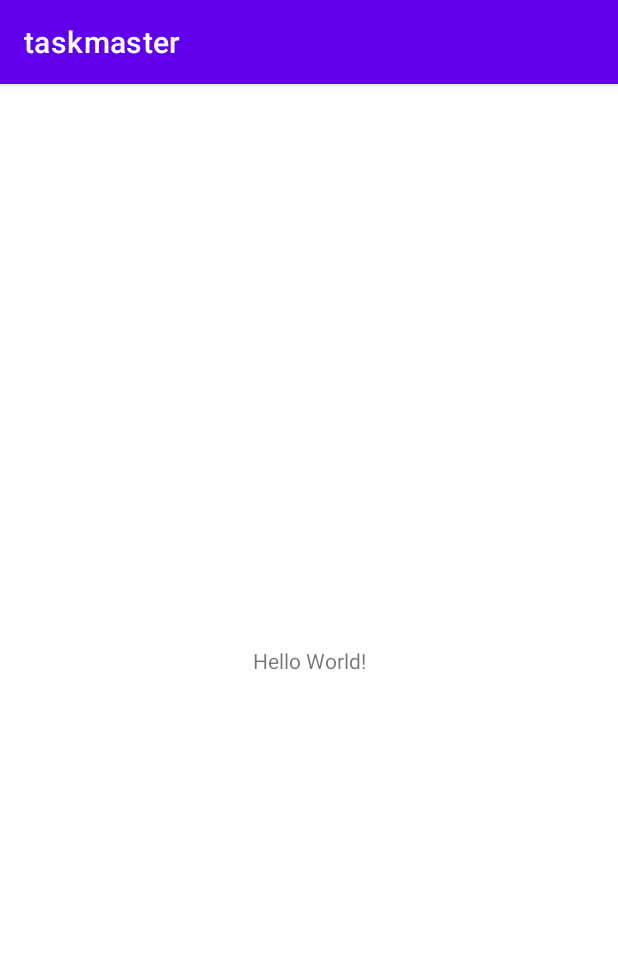
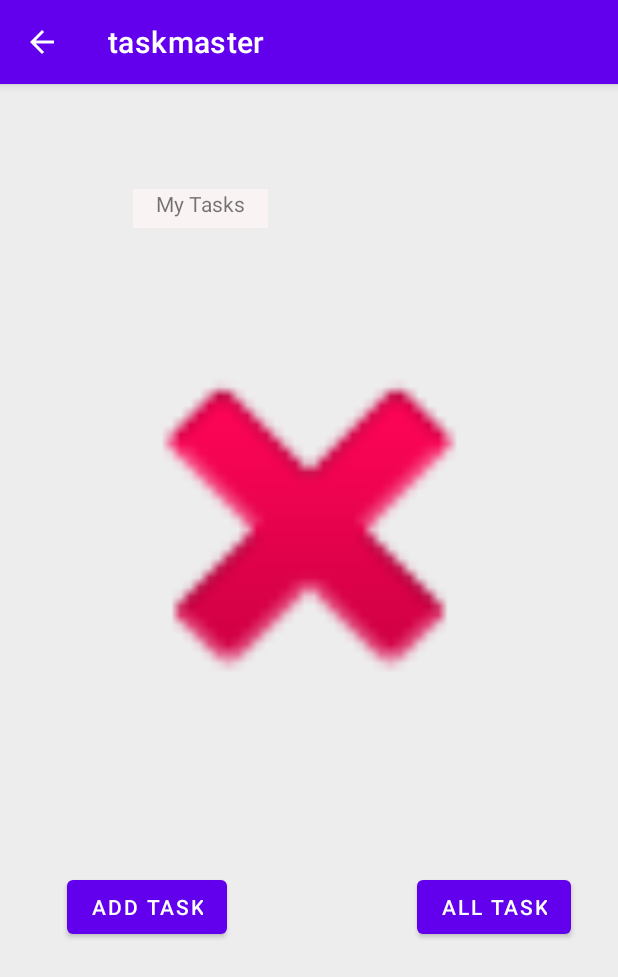
Before and after one commit to zaratr/Android_Development, an Android app: the screen it shows after launch (MainActivity), on a phone screen of 412 x 824 dp. Shown: the top 977 px of the screen. Run offline under Robolectric (Android 15) with nearby library versions, the phone set to English and light mode, and no system bars.

Commit message:
added new stuff

```diff
--- a/taskmaster/app/src/main/AndroidManifest.xml
+++ b/taskmaster/app/src/main/AndroidManifest.xml
@@ -14,6 +14,12 @@
         android:theme="@style/Theme.Taskmaster"
         tools:targetApi="31">
         <activity
+            android:name=".AllTasks"
+            android:exported="false" />
+        <activity
+            android:name=".AddTask"
+            android:exported="false" />
+        <activity
             android:name=".MainActivity"
             android:exported="true">
             <intent-filter>
--- a/taskmaster/app/src/main/java/com/android/internal/taskmaster/MainActivity.java
+++ b/taskmaster/app/src/main/java/com/android/internal/taskmaster/MainActivity.java
@@ -1,8 +1,15 @@
 package com.android.internal.taskmaster;
 
+import androidx.annotation.NonNull;
+import androidx.appcompat.app.ActionBar;
 import androidx.appcompat.app.AppCompatActivity;
 
+import android.content.Intent;
 import android.os.Bundle;
+import android.view.MenuInflater;
+import android.view.MenuItem;
+import android.view.View;
+import android.widget.Button;
 
 public class MainActivity extends AppCompatActivity {
 
@@ -10,5 +17,52 @@ public class MainActivity extends AppCompatActivity {
     protected void onCreate(Bundle savedInstanceState) {
         super.onCreate(savedInstanceState);
         setContentView(R.layout.activity_main);
+
+        //callling the action bar
+        ActionBar actionBar = getSupportActionBar();
+        //showing the back button in action bar
+        actionBar.setDisplayHomeAsUpEnabled(true);
+
+        /*
+            badass way
+        */
+        //button1 = button add task but I'm lazy. next time
+        Button button1 = MainActivity.this.findViewById(R.id.button1);
+        button1.setOnClickListener(v ->{
+            Intent goToAddTasksFromIntent = new Intent(MainActivity.this, AddTask.class);
+            startActivity(goToAddTasksFromIntent);
+        });
+
+        /*
+         another way to do it
+        */
+
+        //button2 = button all task but I'm lazy. next time
+        Button buttonAlltask = findViewById(R.id.button2);
+        buttonAlltask.setOnClickListener(new View.OnClickListener(){
+
+        @Override
+        public void onClick(View view){
+            Intent goToAllTaskIntent = new Intent(MainActivity.this, AllTasks.class);
+            startActivity(goToAllTaskIntent);
+        }
+
+        });
     }
+
+
+
+
+    // this even will enable the back function to the button on press
+    @Override
+    public boolean onOptionsItemSelected(@NonNull MenuItem item)
+    {
+        switch (item.getItemId()){
+            case android.R.id.home:
+                this.finish();
+                return true;
+        }
+        return super.onOptionsItemSelected(item);
+    }
+
 }
--- /dev/null
+++ b/taskmaster/app/src/main/res/drawable/ic_baseline_arrow_back_24.xml
@@ -0,0 +1,5 @@
+<vector android:height="24dp" android:tint="#000000"
+    android:viewportHeight="24" android:viewportWidth="24"
+    android:width="24dp" xmlns:android="http://schemas.android.com/apk/res/android">
+    <path android:fillColor="@android:color/white" android:pathData="M20,11H7.83l5.59,-5.59L12,4l-8,8 8,8 1.41,-1.41L7.83,13H20v-2z"/>
+</vector>
--- a/taskmaster/app/src/main/res/layout/activity_main.xml
+++ b/taskmaster/app/src/main/res/layout/activity_main.xml
@@ -4,15 +4,69 @@
     xmlns:tools="http://schemas.android.com/tools"
     android:layout_width="match_parent"
     android:layout_height="match_parent"
+    android:background="#EDEDED"
     tools:context=".MainActivity">
 
     <TextView
+        android:layout_width="90dp"
+        android:layout_height="26dp"
+        android:layout_marginTop="70dp"
+        android:layout_marginBottom="32dp"
+        android:background="#FAF3F3"
+        android:text="@string/my_tasks"
+        android:textAlignment="center"
+        app:layout_constraintBottom_toTopOf="@+id/imageHome"
+        app:layout_constraintEnd_toEndOf="parent"
+        app:layout_constraintHorizontal_bias="0.275"
+        app:layout_constraintStart_toStartOf="parent"
+        app:layout_constraintTop_toTopOf="parent"
+        app:layout_constraintVertical_bias="0.0" />
+
+    <Button
+        android:id="@+id/button1"
         android:layout_width="wrap_content"
         android:layout_height="wrap_content"
-        android:text="Hello World!"
+        android:layout_marginStart="74dp"
+        android:layout_marginTop="60dp"
+        android:layout_marginEnd="63dp"
+        android:layout_marginBottom="177dp"
+        android:text="@string/add_task"
+        app:layout_constraintBottom_toBottomOf="parent"
+        app:layout_constraintEnd_toStartOf="@+id/button2"
+        app:layout_constraintStart_toStartOf="parent"
+        app:layout_constraintTop_toBottomOf="@+id/imageHome" />
+
+    <Button
+        android:id="@+id/button2"
+        android:layout_width="wrap_content"
+        android:layout_height="wrap_content"
+        android:layout_marginStart="63dp"
+        android:layout_marginTop="60dp"
+        android:layout_marginEnd="61dp"
+        android:layout_marginBottom="177dp"
+        android:text="@string/all_task"
         app:layout_constraintBottom_toBottomOf="parent"
         app:layout_constraintEnd_toEndOf="parent"
+        app:layout_constraintStart_toEndOf="@+id/button1"
+        app:layout_constraintTop_toBottomOf="@+id/imageHome" />
+
+    <ImageView
+        android:id="@+id/imageHome"
+        android:layout_width="322dp"
+        android:layout_height="305dp"
+        android:layout_marginStart="45dp"
+        android:layout_marginTop="141dp"
+        android:layout_marginEnd="45dp"
+        android:layout_marginBottom="285dp"
+        android:contentDescription="@string/todo"
+        app:layout_constraintBottom_toBottomOf="parent"
+        app:layout_constraintEnd_toEndOf="parent"
+        app:layout_constraintHorizontal_bias="0.0"
         app:layout_constraintStart_toStartOf="parent"
-        app:layout_constraintTop_toTopOf="parent" />
+        app:layout_constraintTop_toTopOf="parent"
+        app:layout_constraintVertical_bias="0.0"
+        app:srcCompat="@android:drawable/ic_delete"
+        tools:ignore="ImageContrastCheck"
+        tools:srcCompat="@tools:sample/avatars[2]" />
 
 </androidx.constraintlayout.widget.ConstraintLayout>
--- /dev/null
+++ b/taskmaster/app/src/main/res/values-land/dimens.xml
@@ -0,0 +1,3 @@
+<resources>
+      <dimen name="fab_margin">48dp</dimen>
+   </resources>
--- /dev/null
+++ b/taskmaster/app/src/main/res/values-w1240dp/dimens.xml
@@ -0,0 +1,3 @@
+<resources>
+      <dimen name="fab_margin">200dp</dimen>
+   </resources>
--- /dev/null
+++ b/taskmaster/app/src/main/res/values-w600dp/dimens.xml
@@ -0,0 +1,3 @@
+<resources>
+      <dimen name="fab_margin">48dp</dimen>
+   </resources>
--- /dev/null
+++ b/taskmaster/app/src/main/res/values/dimens.xml
@@ -0,0 +1,3 @@
+<resources>
+      <dimen name="fab_margin">16dp</dimen>
+   </resources>
--- a/taskmaster/app/src/main/res/values/strings.xml
+++ b/taskmaster/app/src/main/res/values/strings.xml
@@ -1,3 +1,16 @@
 <resources>
     <string name="app_name">taskmaster</string>
+    <string name="title_activity_order_form">OrderForm</string>
+    <!-- Strings used for fragments for navigation -->
+    <string name="first_fragment_label">First Fragment</string>
+    <string name="second_fragment_label">Second Fragment</string>
+    <string name="next">Next</string>
+    <string name="previous">Previous</string>
+
+    <string name="hello_first_fragment">Hello first fragment</string>
+    <string name="hello_second_fragment">Hello second fragment. Arg: %1$s</string>
+    <string name="add_task">Add Task</string>
+    <string name="all_task">All Task</string>
+    <string name="my_tasks">My Tasks</string>
+    <string name="todo">TODO</string>
 </resources>
--- a/taskmaster/app/src/main/res/values/themes.xml
+++ b/taskmaster/app/src/main/res/values/themes.xml
@@ -13,4 +13,10 @@
         <item name="android:statusBarColor" tools:targetApi="l">?attr/colorPrimaryVariant</item>
         <!-- Customize your theme here. -->
     </style>
+    <style name="Theme.Taskmaster.NoActionBar">
+        <item name="windowActionBar">false</item>
+        <item name="windowNoTitle">true</item>
+    </style>
+    <style name="Theme.Taskmaster.AppBarOverlay" parent="ThemeOverlay.AppCompat.Dark.ActionBar" />
+    <style name="Theme.Taskmaster.PopupOverlay" parent="ThemeOverlay.AppCompat.Light" />
 </resources>
```
Also changed, not shown: taskmaster/app/build.gradle (+7 -2 lines), taskmaster/app/src/main/java/com/android/internal/taskmaster/AddTask.java (added, +43 -0 lines), taskmaster/app/src/main/java/com/android/internal/taskmaster/AllTasks.java (added, +35 -0 lines), taskmaster/app/src/main/res/layout/activity_add_task.xml (added, +104 -0 lines), taskmaster/app/src/main/res/layout/activity_all_tasks.xml (added, +27 -0 lines), taskmaster/app/src/main/res/navigation/nav_graph.xml (added, +28 -0 lines).
